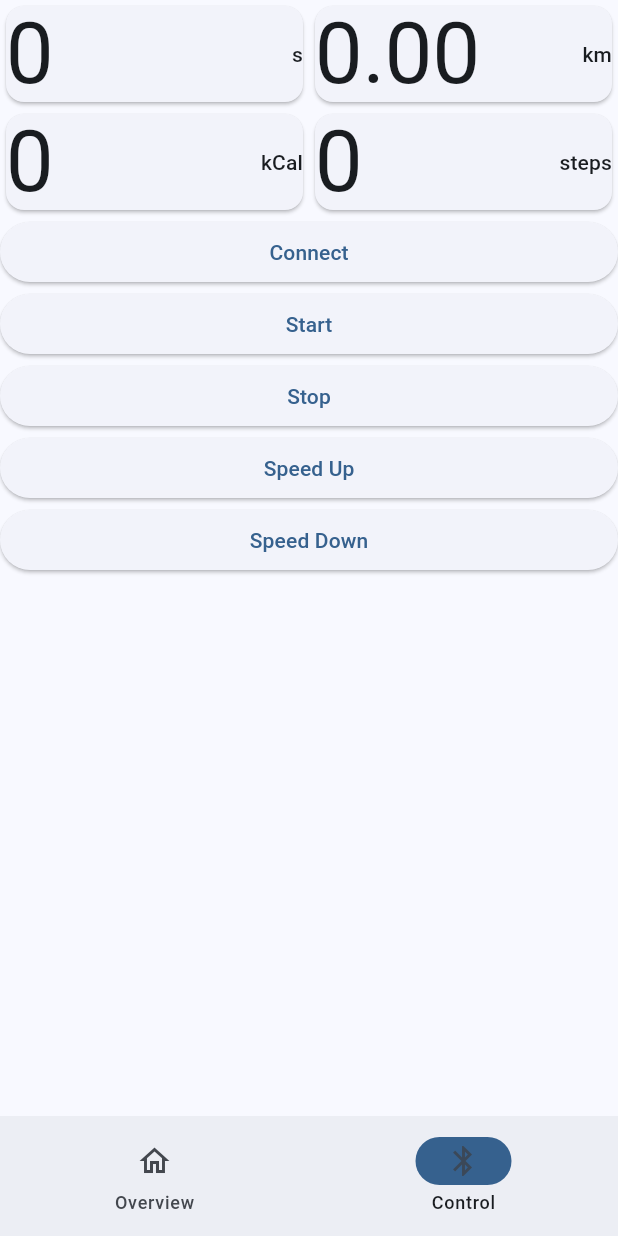
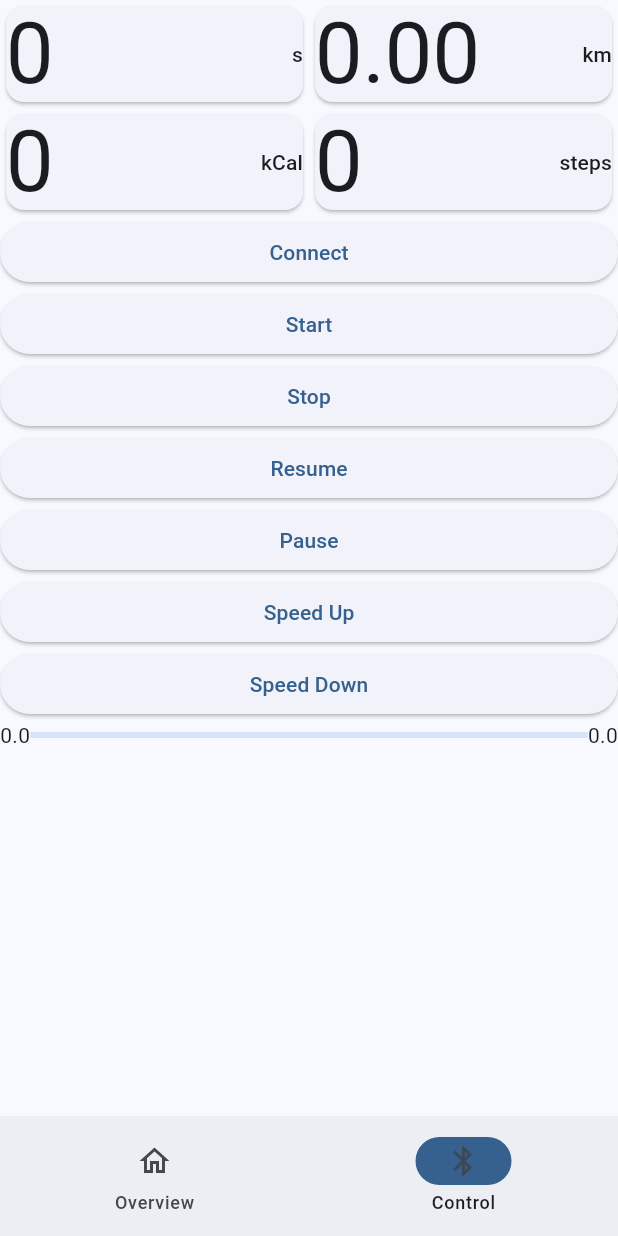
Before and after one commit to locback/FitnessMachine, a Flutter app: the screen it shows after launch, item 2 of the bottom bar chosen, on a phone screen of 412 x 824 dp. Run offline on Flutter 3.47's test engine with Material 3 defaults, Android fonts, the phone set to English and light mode, and no system bars; our stand-ins replace equatable, flutter_bloc, flutter_blue_plus, get_it, wakelock_plus; missing offline and left inert: safe_device.

Commit message:
Started adding speed indicator

```diff
--- /dev/null
+++ b/src/lib/modules/demo_ctrl/models/speed_state.dart
@@ -0,0 +1,18 @@
+import 'package:equatable/equatable.dart';
+
+class SpeedState extends Equatable {
+  final double speedInKmh;
+  final double minSpeed;
+  final double maxSpeed;
+
+  const SpeedState(this.speedInKmh, this.minSpeed, this.maxSpeed);
+
+  @override
+  List<Object?> get props => [speedInKmh, minSpeed, maxSpeed];
+
+  const SpeedState.zero() : this(0, 0, 0);
+
+  SpeedState copyWith({double? speedInKmh, double? minSpeed, double? maxSpeed}) {
+    return SpeedState(speedInKmh ?? this.speedInKmh, minSpeed ?? this.minSpeed, maxSpeed ?? this.maxSpeed);
+  }
+}
--- /dev/null
+++ b/src/lib/modules/demo_ctrl/widgets/controls/speed_indicator.dart
@@ -0,0 +1,23 @@
+import 'package:flutter/material.dart';
+import 'package:flutter_bloc/flutter_bloc.dart';
+import 'package:open_eqi_sports/modules/demo_ctrl/models/speed_state.dart';
+import 'package:open_eqi_sports/modules/demo_ctrl/widgets/cubits/speed_range_and_setting_cubit.dart';
+
+class SpeedIndicator extends StatelessWidget {
+  const SpeedIndicator({super.key});
+
+  @override
+  Widget build(BuildContext context) {
+    return BlocProvider(
+        create: (ctx) => SpeedRangeAndSettingCubit(const SpeedState.zero()),
+        child: BlocBuilder<SpeedRangeAndSettingCubit, SpeedState>(
+          builder: (ctx, state) => Row(
+            children: [
+              Text(state.minSpeed.toStringAsFixed(1)),
+              Expanded(child: LinearProgressIndicator(value: state.maxSpeed > 0 ? state.speedInKmh / state.maxSpeed : 0)),
+              Text(state.maxSpeed.toStringAsFixed(1)),
+            ],
+          ),
+        ));
+  }
+}
--- a/src/lib/modules/demo_ctrl/widgets/controls/treadmill_controls.dart
+++ b/src/lib/modules/demo_ctrl/widgets/controls/treadmill_controls.dart
@@ -34,6 +34,18 @@ class TreadmillControls extends StatelessWidget {
       ),
       ElevatedButton(
         onPressed: () {
+          _treadmillControllService.start();
+        },
+        child: const Text('Resume'),
+      ),
+      ElevatedButton(
+        onPressed: () {
+          _treadmillControllService.stop();
+        },
+        child: const Text('Pause'),
+      ),
+      ElevatedButton(
+        onPressed: () {
           _treadmillControllService.speedUp();
         },
         child: const Text('Speed Up'),
--- /dev/null
+++ b/src/lib/modules/demo_ctrl/widgets/cubits/speed_range_and_setting_cubit.dart
@@ -0,0 +1,35 @@
+import 'dart:async';
+import 'package:flutter_bloc/flutter_bloc.dart';
+import 'package:get_it/get_it.dart';
+import 'package:open_eqi_sports/modules/demo_ctrl/models/speed_state.dart';
+import 'package:open_eqi_sports/modules/hardware/services/fitness_machine_query_dispatcher.dart';
+
+class SpeedRangeAndSettingCubit extends Cubit<SpeedState> {
+  final FitnessMachineQueryDispatcher _fitnessMachineQueryDispatcher;
+
+  StreamSubscription? _speedRangeSub;
+  StreamSubscription? _sub;
+
+  SpeedState _lastState = const SpeedState.zero();
+
+  SpeedRangeAndSettingCubit(super.initialState) : _fitnessMachineQueryDispatcher = GetIt.I<FitnessMachineQueryDispatcher>() {
+    _sub = _fitnessMachineQueryDispatcher.treadmillDataStream.listen((update) {
+      SpeedState state = _lastState.copyWith(speedInKmh: update.speedInKmh);
+      emit(state);
+      _lastState = state;
+    });
+
+    _speedRangeSub = _fitnessMachineQueryDispatcher.supportedSpeedRangeStream.listen((range) {
+      SpeedState state = _lastState.copyWith(minSpeed: range.minSpeedInKmh, maxSpeed: range.maxSpeedInKmh);
+      emit(state);
+      _lastState = state;
+    });
+  }
+
+  @override
+  Future<void> close() async {
+    _sub?.cancel();
+    _speedRangeSub?.cancel();
+    super.close();
+  }
+}
--- a/src/lib/modules/demo_ctrl/widgets/cubits/workout_status_cubit.dart
+++ b/src/lib/modules/demo_ctrl/widgets/cubits/workout_status_cubit.dart
@@ -7,6 +7,7 @@ import 'package:open_eqi_sports/modules/hardware/bt/models/treadmill_data.dart';
 
 class TrainingStatusCubit extends Cubit<TreadmillData> {
   final TreadmillControlService _treadmillControlService;
+
   late StreamSubscription _sub;
 
   TrainingStatusCubit()
--- a/src/lib/modules/demo_ctrl/widgets/pages/control_page.dart
+++ b/src/lib/modules/demo_ctrl/widgets/pages/control_page.dart
@@ -1,5 +1,6 @@
 import 'package:flutter/material.dart';
 import 'package:flutter_bloc/flutter_bloc.dart';
+import 'package:open_eqi_sports/modules/demo_ctrl/widgets/controls/speed_indicator.dart';
 import 'package:open_eqi_sports/modules/demo_ctrl/widgets/controls/treadmill_controls.dart';
 import 'package:open_eqi_sports/modules/demo_ctrl/widgets/controls/workout_status_panel.dart';
 import 'package:open_eqi_sports/modules/demo_ctrl/widgets/cubits/workout_status_cubit.dart';
@@ -11,13 +12,11 @@ class ControlPage extends StatelessWidget {
   Widget build(BuildContext context) {
     return BlocProvider<TrainingStatusCubit>(
       create: (ctx) => TrainingStatusCubit(),
-      child: Column(
-        crossAxisAlignment: CrossAxisAlignment.stretch,
-        children: [
-          const WorkoutStatusPanel(),
-          TreadmillControls(),
-        ],
-      ),
+      child: Column(crossAxisAlignment: CrossAxisAlignment.stretch, children: [
+        const WorkoutStatusPanel(),
+        TreadmillControls(),
+        const SpeedIndicator(),
+      ]),
     );
   }
 }
--- a/src/lib/modules/hardware/services/fitness_machine_query_dispatcher.dart
+++ b/src/lib/modules/hardware/services/fitness_machine_query_dispatcher.dart
@@ -9,24 +9,35 @@ class FitnessMachineQueryDispatcher {
   final FitnessMachineProvider _fitnessMachineProvider;
 
   final StreamController<TreadmillData> _treadmillDataStreamController;
+  final StreamController<SupportedSpeedRange> _supportedSpeedRangeStreamController;
+
   Stream get treadmillDataStream => _treadmillDataStreamController.stream;
+  Stream get supportedSpeedRangeStream => _supportedSpeedRangeStreamController.stream;
 
   StreamSubscription? _machineStatusSubscription;
   FitnessMachine? _currentMachine;
 
   FitnessMachineQueryDispatcher()
       : _fitnessMachineProvider = GetIt.I<FitnessMachineProvider>(),
-        _treadmillDataStreamController = StreamController<TreadmillData>.broadcast() {
+        _treadmillDataStreamController = StreamController<TreadmillData>.broadcast(),
+        _supportedSpeedRangeStreamController = StreamController<SupportedSpeedRange>.broadcast() {
     _fitnessMachineProvider.currentMachineStream.listen((currentMachine) async {
       _currentMachine = currentMachine;
       await _reconnectStreams();
+      await refreshSupportedSpeedRange();
     });
+
+    // In-case we miss the first one
+    _supportedSpeedRangeStreamController.onListen = () async {
+      await refreshSupportedSpeedRange();
+    };
   }
 
-  Future<SupportedSpeedRange> getSupportedSpeedRange() async {
-    if (_currentMachine == null) return SupportedSpeedRange(0, 0, 0);
+  Future<void> refreshSupportedSpeedRange() async {
+    if (_currentMachine == null) return;
     List<int> rawSpeeds = await _currentMachine!.supportedSpeeds.read();
-    return SupportedSpeedRange.fromBytes(rawSpeeds);
+    _supportedSpeedRangeStreamController.add(SupportedSpeedRange.fromBytes(rawSpeeds));
+    ;
   }
 
   Future<void> _reconnectStreams() async {
```
Also changed, not shown: src/lib/modules/hardware/services/treadmill_control_service.dart (+13 -16 lines).
